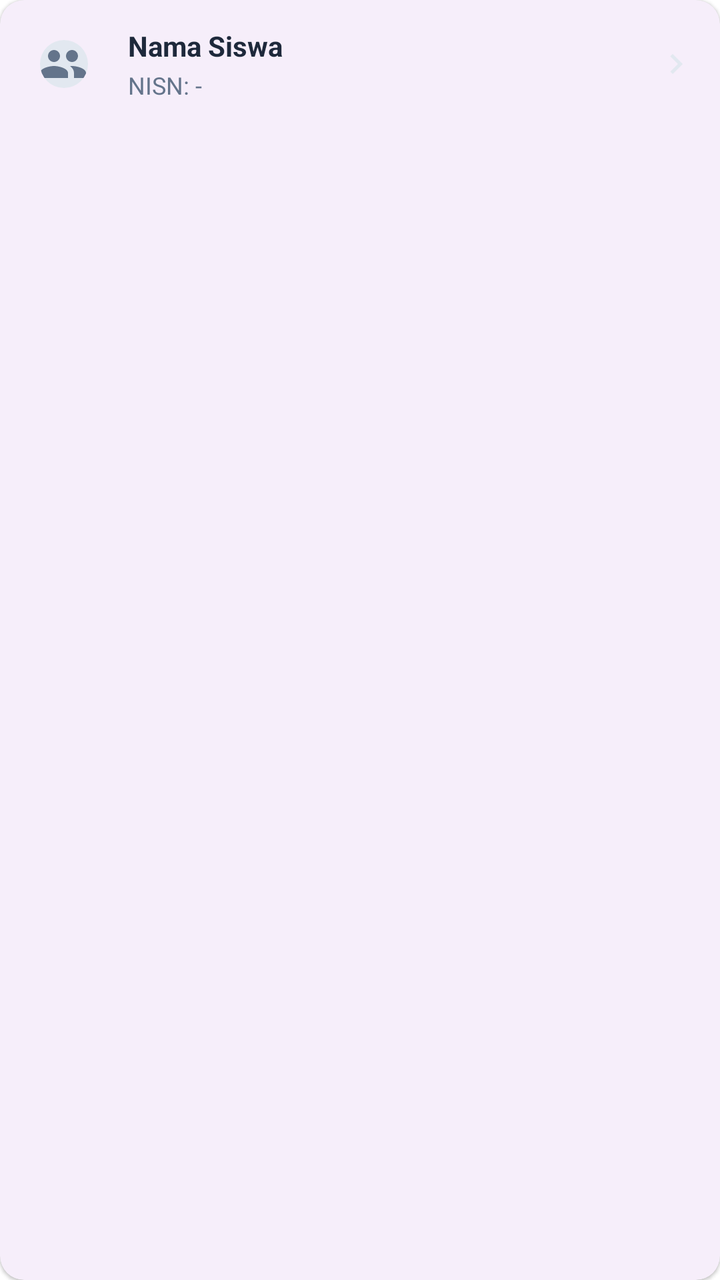
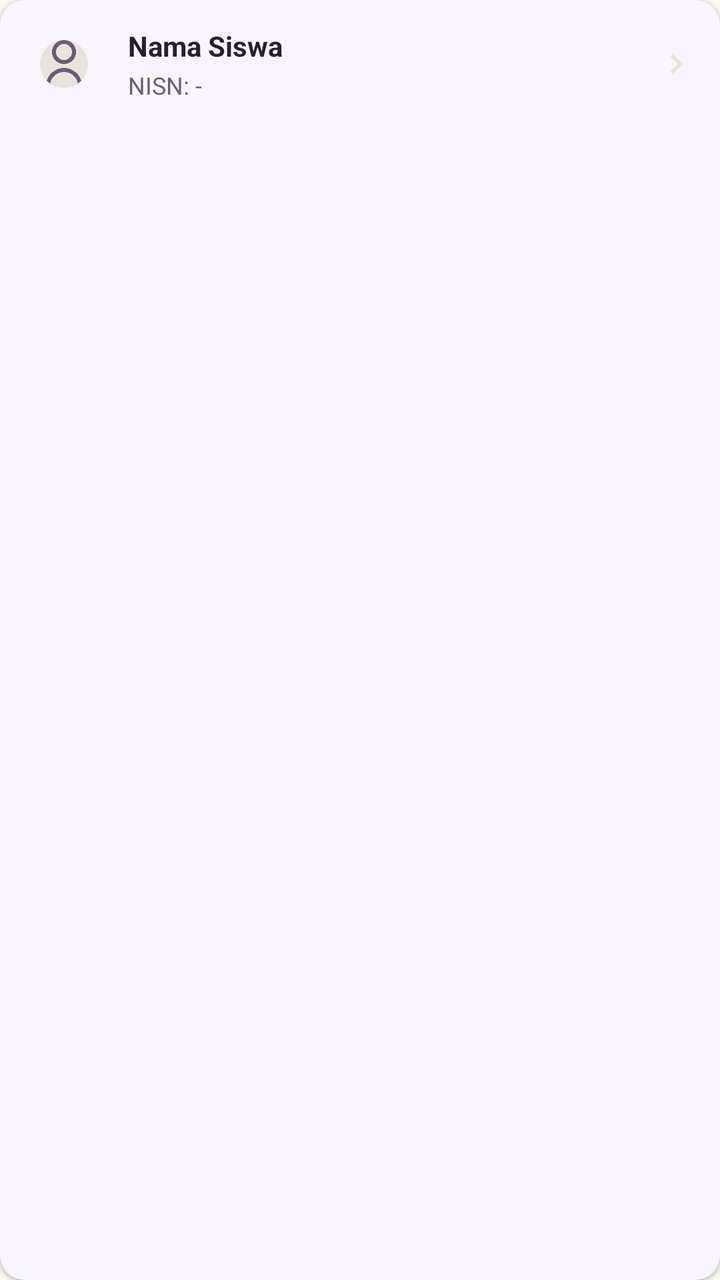

Screens rendered from an Android XML layout before and after an edit, with the pre-edit source and the edit as a unified diff.
<!-- AndroidManifest.xml: application theme Theme.BkNova -->
<!-- res/layout/item_siswa_bk.xml -->
<?xml version="1.0" encoding="utf-8"?>
<com.google.android.material.card.MaterialCardView xmlns:android="http://schemas.android.com/apk/res/android"
    xmlns:app="http://schemas.android.com/apk/res-auto"
    android:layout_width="match_parent"
    android:layout_height="wrap_content"
    android:layout_marginBottom="8dp"
    app:cardCornerRadius="12dp"
    app:cardElevation="1dp"
    app:strokeWidth="0dp"
    android:clickable="true"
    android:focusable="true"
    android:foreground="?attr/selectableItemBackground">

    <LinearLayout
        android:layout_width="match_parent"
        android:layout_height="wrap_content"
        android:gravity="center_vertical"
        android:orientation="horizontal"
        android:padding="12dp">

        <com.google.android.material.imageview.ShapeableImageView
            android:id="@+id/iv_siswa_photo"
            android:layout_width="40dp"
            android:layout_height="40dp"
            android:background="@color/divider_color"
            android:padding="8dp"
            app:shapeAppearanceOverlay="@style/ShapeAppearance.Circle"
            android:src="@drawable/ic_people"
            app:tint="@color/text_color_secondary" />

        <LinearLayout
            android:layout_width="0dp"
            android:layout_height="wrap_content"
            android:layout_weight="1"
            android:layout_marginStart="12dp"
            android:orientation="vertical">

            <TextView
                android:id="@+id/tv_nama_siswa"
                android:layout_width="wrap_content"
                android:layout_height="wrap_content"
                android:text="Nama Siswa"
                android:textColor="@color/text_color_primary"
                android:textSize="14sp"
                android:textStyle="bold" />

            <TextView
                android:id="@+id/tv_nisn_siswa"
                android:layout_width="wrap_content"
                android:layout_height="wrap_content"
                android:layout_marginTop="2dp"
                android:text="NISN: -"
                android:textColor="@color/text_color_secondary"
                android:textSize="12sp" />
        </LinearLayout>

        <ImageView
            android:layout_width="20dp"
            android:layout_height="20dp"
            android:src="@drawable/ic_chevron_right"
            app:tint="@color/divider_color" />

    </LinearLayout>
</com.google.android.material.card.MaterialCardView>
<!-- resources referenced by this layout -->
<resources>
  <color name="divider_color">#E2E8F0</color>
  <color name="text_color_primary">#1E293B</color>
  <color name="text_color_secondary">#64748B</color>
  <!-- drawable ic_chevron_right (drawable) -->
  <vector xmlns:android="http://schemas.android.com/apk/res/android"
      android:width="24dp"
      android:height="24dp"
      android:viewportWidth="24"
      android:viewportHeight="24">
      <path
          android:fillColor="#000000"
          android:pathData="M10,6L8.59,7.41 13.17,12l-4.58,4.59L10,18l6,-6z"/>
  </vector>
  <!-- drawable ic_people (drawable) -->
  <vector xmlns:android="http://schemas.android.com/apk/res/android"
      android:width="24dp"
      android:height="24dp"
      android:viewportWidth="24"
      android:viewportHeight="24">
      <path
          android:fillColor="#000000"
          android:pathData="M16,11c1.66,0 2.99,-1.34 2.99,-3S17.66,5 16,5s-3,1.34 -3,3S14.34,11 16,11zM7,11c1.66,0 3,-1.34 3,-3S8.66,5 7,5S4,6.34 4,8S5.34,11 7,11zM7,13c-2.33,0 -7,1.17 -7,3.5V19h14v-2.5C14,14.17 9.33,13 7,13zM16,13c-0.29,0 -0.62,0.02 -0.97,0.05c1.16,0.84 1.97,1.97 1.97,3.45V19h6v-2.5C23,14.17 18.33,13 16,13z"/>
  </vector>
  <style name="ShapeAppearance.Circle" parent="">
          <item name="cornerFamily">rounded</item>
          <item name="cornerSize">50%</item>
      </style>
  <style name="Theme.BkNova" parent="Base.Theme.BkNova" />
  <style name="Base.Theme.BkNova" parent="Theme.Material3.Light.NoActionBar">
          
          
          <item name="android:windowBackground">@color/white</item>
      </style>
  <color name="white">#FFFFFFFF</color>
</resources>

<!-- the commit's change to res/layout/item_siswa_bk.xml (unified diff, before → after) -->
@@ -25,7 +25,7 @@
             android:background="@color/divider_color"
             android:padding="8dp"
             app:shapeAppearanceOverlay="@style/ShapeAppearance.Circle"
-            android:src="@drawable/ic_people"
+            android:src="@drawable/person_icon"
             app:tint="@color/text_color_secondary" />
 
         <LinearLayout
<!-- resource entries referenced after the edit -->
@@ -1,8 +1,8 @@
 <!-- resources referenced by this layout -->
 <resources>
-  <color name="divider_color">#E2E8F0</color>
-  <color name="text_color_primary">#1E293B</color>
-  <color name="text_color_secondary">#64748B</color>
+  <color name="divider_color">#E8E3DC</color>
+  <color name="text_color_primary">#2A1E33</color>
+  <color name="text_color_secondary">#6B5E75</color>
   <!-- drawable ic_chevron_right (drawable) -->
   <vector xmlns:android="http://schemas.android.com/apk/res/android"
       android:width="24dp"
@@ -13,26 +13,63 @@
           android:fillColor="#000000"
           android:pathData="M10,6L8.59,7.41 13.17,12l-4.58,4.59L10,18l6,-6z"/>
   </vector>
-  <!-- drawable ic_people (drawable) -->
-  <vector xmlns:android="http://schemas.android.com/apk/res/android"
-      android:width="24dp"
-      android:height="24dp"
-      android:viewportWidth="24"
-      android:viewportHeight="24">
-      <path
-          android:fillColor="#000000"
-          android:pathData="M16,11c1.66,0 2.99,-1.34 2.99,-3S17.66,5 16,5s-3,1.34 -3,3S14.34,11 16,11zM7,11c1.66,0 3,-1.34 3,-3S8.66,5 7,5S4,6.34 4,8S5.34,11 7,11zM7,13c-2.33,0 -7,1.17 -7,3.5V19h14v-2.5C14,14.17 9.33,13 7,13zM16,13c-0.29,0 -0.62,0.02 -0.97,0.05c1.16,0.84 1.97,1.97 1.97,3.45V19h6v-2.5C23,14.17 18.33,13 16,13z"/>
-  </vector>
+  <!-- drawable person_icon: png bitmap (drawable, 11531 bytes) -->
   <style name="ShapeAppearance.Circle" parent="">
           <item name="cornerFamily">rounded</item>
           <item name="cornerSize">50%</item>
       </style>
   <style name="Theme.BkNova" parent="Base.Theme.BkNova" />
   <style name="Base.Theme.BkNova" parent="Theme.Material3.Light.NoActionBar">
+  
           
+          <item name="colorPrimary">@color/brand_primary</item>
+          <item name="colorOnPrimary">@color/white</item>
+          <item name="colorPrimaryContainer">@color/brand_soft</item>
+          <item name="colorOnPrimaryContainer">@color/text_color_primary</item>
+  
+          <item name="colorSecondary">@color/accent_pink</item>
           
-          <item name="android:windowBackground">@color/white</item>
+          <item name="colorOnSecondary">@color/text_color_primary</item>
+          <item name="colorSecondaryContainer">@color/accent_pink_soft</item>
+          <item name="colorOnSecondaryContainer">@color/text_color_primary</item>
+  
+          <item name="colorTertiary">@color/accent_peach</item>
+          <item name="colorOnTertiary">@color/text_color_primary</item>
+          <item name="colorTertiaryContainer">@color/accent_peach_soft</item>
+          <item name="colorOnTertiaryContainer">@color/text_color_primary</item>
+  
+          <item name="colorSurface">@color/white</item>
+          <item name="colorOnSurface">@color/text_color_primary</item>
+          <item name="colorSurfaceVariant">@color/background_cream</item>
+          <item name="colorOnSurfaceVariant">@color/text_color_secondary</item>
+          <item name="android:colorBackground">@color/background_cream</item>
+          <item name="colorOnBackground">@color/text_color_primary</item>
+  
+          <item name="colorOutline">@color/divider_color</item>
+          <item name="colorOutlineVariant">@color/divider_color</item>
+  
+          <item name="colorError">@color/red_text</item>
+          <item name="colorOnError">@color/white</item>
+          <item name="colorErrorContainer">@color/red_light</item>
+          <item name="colorOnErrorContainer">@color/red_text</item>
+  
+          <item name="android:windowBackground">@color/background_cream</item>
+  
+          
+          <item name="android:statusBarColor">@color/white</item>
+          <item name="android:windowLightStatusBar">true</item>
+          <item name="android:navigationBarColor">@color/white</item>
+          <item name="android:windowLightNavigationBar" tools:targetApi="o_mr1">true</item>
       </style>
+  <color name="brand_primary">#8333EA</color>
   <color name="white">#FFFFFFFF</color>
+  <color name="brand_soft">#F0E6FC</color>
+  <color name="accent_pink">#FF7FAF</color>
+  <color name="accent_pink_soft">#FFECF3</color>
+  <color name="accent_peach">#FFC6BF</color>
+  <color name="accent_peach_soft">#FFE8E5</color>
+  <color name="background_cream">#F8F7F2</color>
+  <color name="red_text">#DC2626</color>
+  <color name="red_light">#FEE2E2</color>
 </resources>
 
